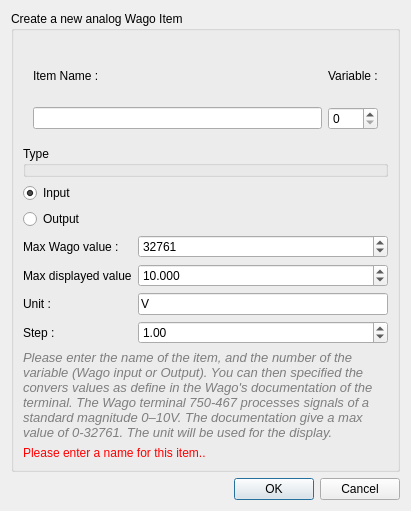
calaos/calaos_installer, file data/DialogNewAnalog.ui: the form before one commit.
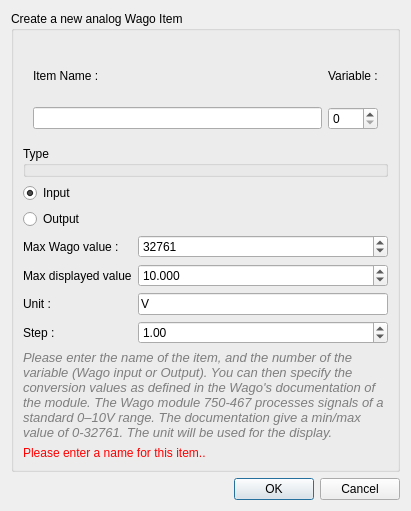
The form after the commit. Icons and pictures are not drawn.

```diff
--- a/data/DialogNewAnalog.ui
+++ b/data/DialogNewAnalog.ui
@@ -264,11 +264,11 @@
            <string>&lt;!DOCTYPE HTML PUBLIC &quot;-//W3C//DTD HTML 4.0//EN&quot; &quot;http://www.w3.org/TR/REC-html40/strict.dtd&quot;&gt;
 &lt;html&gt;&lt;head&gt;&lt;meta name=&quot;qrichtext&quot; content=&quot;1&quot; /&gt;&lt;style type=&quot;text/css&quot;&gt;
 p, li { white-space: pre-wrap; }
-&lt;/style&gt;&lt;/head&gt;&lt;body style=&quot; font-family:'Sans Serif'; font-size:9pt; font-weight:400; font-style:italic;&quot;&gt;
+&lt;/style&gt;&lt;/head&gt;&lt;body style=&quot; font-family:'MS Shell Dlg 2'; font-size:8pt; font-weight:400; font-style:italic;&quot;&gt;
 &lt;table border=&quot;0&quot; style=&quot;-qt-table-type: root; margin-top:4px; margin-bottom:4px; margin-left:4px; margin-right:4px;&quot;&gt;
 &lt;tr&gt;
 &lt;td style=&quot;border: none;&quot;&gt;
-&lt;p style=&quot; margin-top:0px; margin-bottom:0px; margin-left:0px; margin-right:0px; -qt-block-indent:0; text-indent:0px;&quot;&gt;&lt;span style=&quot; font-family:'DejaVu Sans'; font-size:10pt;&quot;&gt;Please enter the name of the item, and the number of the variable (Wago input or Output). You can then specified the convers values as define in the Wago's documentation of the terminal. The Wago terminal 750-467 processes signals of a standard magnitude 0–10V. The documentation give a max value of 0-32761. The unit will be used for the display.&lt;/span&gt;&lt;/p&gt;&lt;/td&gt;&lt;/tr&gt;&lt;/table&gt;&lt;/body&gt;&lt;/html&gt;</string>
+&lt;p style=&quot; margin-top:0px; margin-bottom:0px; margin-left:0px; margin-right:0px; -qt-block-indent:0; text-indent:0px;&quot;&gt;&lt;span style=&quot; font-family:'DejaVu Sans'; font-size:10pt;&quot;&gt;Please enter the name of the item, and the number of the variable (Wago input or Output). You can then specify the conversion values as defined in the Wago's documentation of the module. The Wago module 750-467 processes signals of a standard 0–10V range. The documentation give a min/max value of 0-32761. The unit will be used for the display.&lt;/span&gt;&lt;/p&gt;&lt;/td&gt;&lt;/tr&gt;&lt;/table&gt;&lt;/body&gt;&lt;/html&gt;</string>
           </property>
           <property name="textFormat">
            <enum>Qt::AutoText</enum>
```
